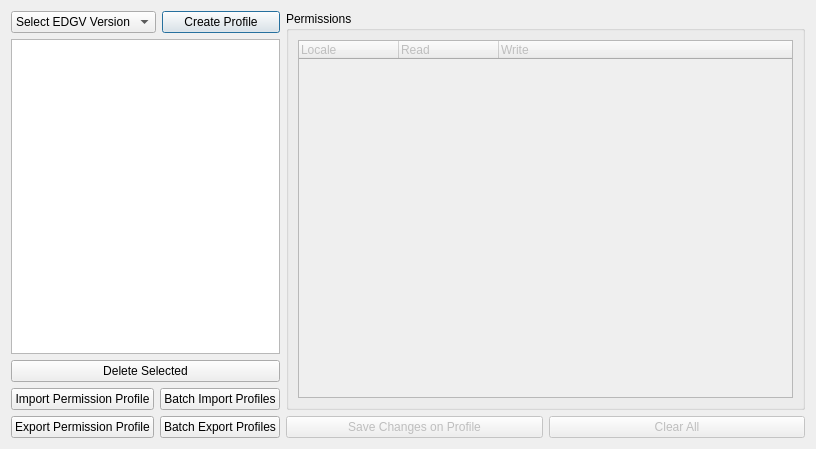
Old version of the form UserTools/serverProfilesManager.ui in the repository dsgoficial/DsgTools.
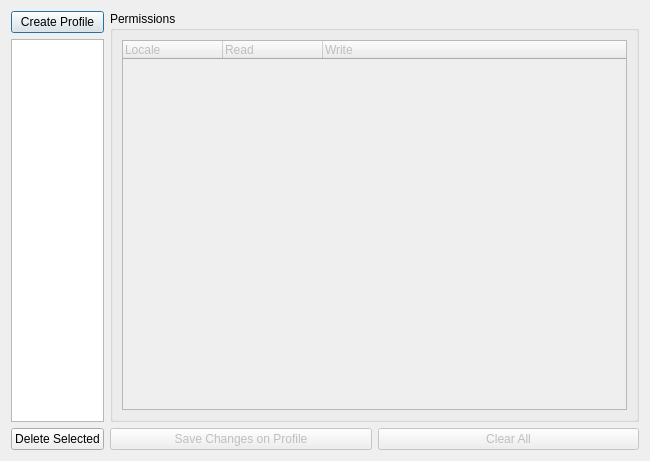
New version of the form. Icons and pictures are not drawn.

Patch:
```diff
--- a/UserTools/serverProfilesManager.ui
+++ b/UserTools/serverProfilesManager.ui
@@ -6,8 +6,8 @@
    <rect>
     <x>0</x>
     <y>0</y>
-    <width>816</width>
-    <height>449</height>
+    <width>650</width>
+    <height>461</height>
    </rect>
   </property>
   <property name="windowTitle">
@@ -18,36 +18,17 @@
     <layout class="QVBoxLayout" name="verticalLayout_4">
      <item>
       <layout class="QHBoxLayout" name="horizontalLayout_3">
-       <item>
-        <widget class="QComboBox" name="versionSelectionComboBox">
-         <item>
-          <property name="text">
-           <string>Select EDGV Version</string>
-          </property>
-         </item>
-         <item>
-          <property name="text">
-           <string>2.1.3</string>
-          </property>
-         </item>
-         <item>
-          <property name="text">
-           <string>FTer_2a_Ed</string>
-          </property>
-         </item>
-        </widget>
-       </item>
        <item>
         <widget class="QPushButton" name="createPermissionPushButton">
          <property name="sizePolicy">
-          <sizepolicy hsizetype="Fixed" vsizetype="Minimum">
+          <sizepolicy hsizetype="Maximum" vsizetype="Fixed">
            <horstretch>0</horstretch>
            <verstretch>0</verstretch>
           </sizepolicy>
          </property>
          <property name="maximumSize">
           <size>
-           <width>120</width>
+           <width>150</width>
            <height>25</height>
           </size>
          </property>
@@ -72,7 +53,7 @@
        </property>
        <property name="maximumSize">
         <size>
-         <width>350</width>
+         <width>150</width>
          <height>16777215</height>
         </size>
        </property>
@@ -83,6 +64,18 @@
      </item>
      <item>
       <widget class="QPushButton" name="deletePermissionPushButton">
+       <property name="sizePolicy">
+        <sizepolicy hsizetype="Maximum" vsizetype="Fixed">
+         <horstretch>0</horstretch>
+         <verstretch>0</verstretch>
+        </sizepolicy>
+       </property>
+       <property name="maximumSize">
+        <size>
+         <width>150</width>
+         <height>16777215</height>
+        </size>
+       </property>
        <property name="text">
         <string>Delete Selected</string>
        </property>
@@ -93,44 +86,7 @@
       </widget>
      </item>
      <item>
-      <layout class="QHBoxLayout" name="horizontalLayout_2">
-       <item>
-        <layout class="QVBoxLayout" name="verticalLayout_3">
-         <item>
-          <widget class="QPushButton" name="importPushButton">
-           <property name="text">
-            <string>Import Permission Profile</string>
-           </property>
-          </widget>
-         </item>
-         <item>
-          <widget class="QPushButton" name="exportPushButton">
-           <property name="text">
-            <string>Export Permission Profile</string>
-           </property>
-          </widget>
-         </item>
-        </layout>
-       </item>
-       <item>
-        <layout class="QVBoxLayout" name="verticalLayout_2">
-         <item>
-          <widget class="QPushButton" name="batchImportPushButton">
-           <property name="text">
-            <string>Batch Import Profiles</string>
-           </property>
-          </widget>
-         </item>
-         <item>
-          <widget class="QPushButton" name="batchExportPushButton">
-           <property name="text">
-            <string>Batch Export Profiles</string>
-           </property>
-          </widget>
-         </item>
-        </layout>
-       </item>
-      </layout>
+      <layout class="QHBoxLayout" name="horizontalLayout_2"/>
      </item>
     </layout>
    </item>
@@ -138,6 +94,18 @@
     <layout class="QVBoxLayout" name="verticalLayout">
      <item>
       <widget class="QGroupBox" name="groupBox_2">
+       <property name="sizePolicy">
+        <sizepolicy hsizetype="MinimumExpanding" vsizetype="Preferred">
+         <horstretch>0</horstretch>
+         <verstretch>0</verstretch>
+        </sizepolicy>
+       </property>
+       <property name="minimumSize">
+        <size>
+         <width>200</width>
+         <height>0</height>
+        </size>
+       </property>
        <property name="title">
         <string>Permissions</string>
        </property>
@@ -147,6 +115,12 @@
           <property name="enabled">
            <bool>false</bool>
           </property>
+          <property name="sizePolicy">
+           <sizepolicy hsizetype="MinimumExpanding" vsizetype="Expanding">
+            <horstretch>0</horstretch>
+            <verstretch>0</verstretch>
+           </sizepolicy>
+          </property>
           <property name="rootIsDecorated">
            <bool>true</bool>
           </property>
```
